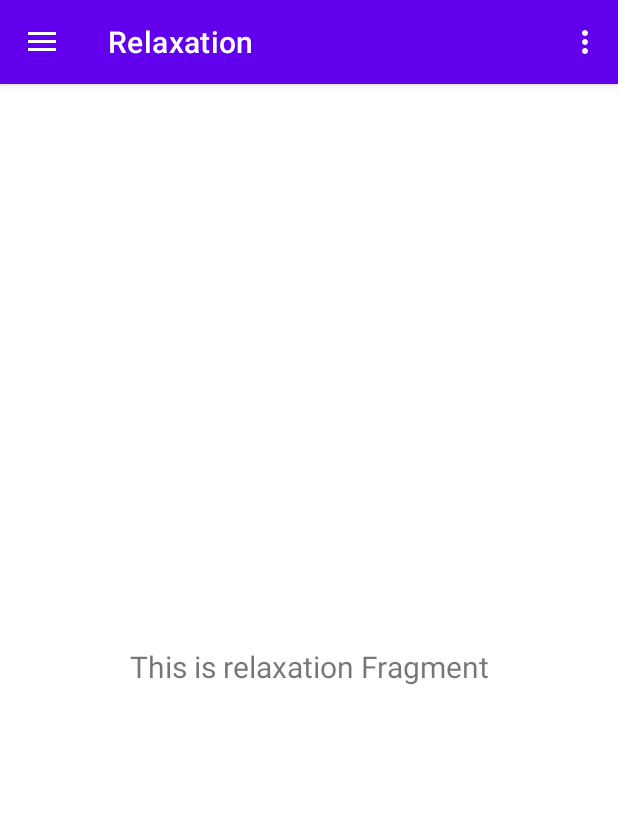
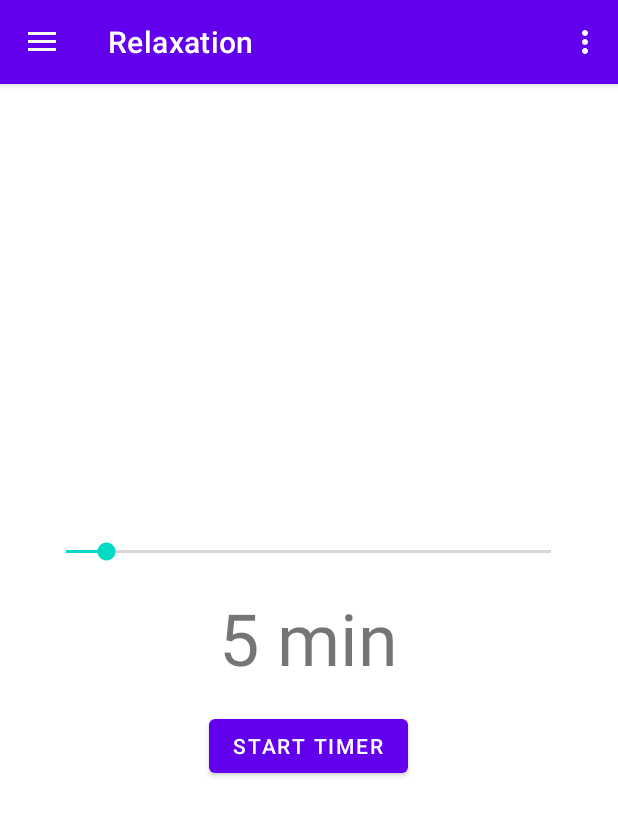
Before and after one commit to alexpergar/calmflightcompanion, an Android app: the screen it shows after launch (MainActivity), in the side drawer, after a tap on "Relaxation", on a phone screen of 412 x 824 dp. Shown: the top 816 px of the screen. Run offline under Robolectric (Android 15) with nearby library versions, the phone set to English and light mode, and no system bars; our stand-ins replace navigation-ui.

Commit message:
timer in relaxation implemented

```diff
--- a/app/src/main/java/com/example/calmflightcompanion/ui/relaxation/RelaxationFragment.kt
+++ b/app/src/main/java/com/example/calmflightcompanion/ui/relaxation/RelaxationFragment.kt
@@ -1,42 +1,118 @@
-package com.example.calmflightcompanion.ui.relaxation
+package com.example.calmflightcompanion.relaxation
 
+import android.media.MediaPlayer
 import android.os.Bundle
+import android.os.CountDownTimer
 import android.view.LayoutInflater
 import android.view.View
 import android.view.ViewGroup
-import android.widget.TextView
+import android.widget.SeekBar
+import android.widget.Toast
 import androidx.fragment.app.Fragment
-import androidx.lifecycle.ViewModelProvider
+import com.example.calmflightcompanion.R
 import com.example.calmflightcompanion.databinding.FragmentRelaxationBinding
 
 class RelaxationFragment : Fragment() {
 
     private var _binding: FragmentRelaxationBinding? = null
-
-    // This property is only valid between onCreateView and
-    // onDestroyView.
     private val binding get() = _binding!!
+    private var timer: CountDownTimer? = null
+    private lateinit var startSound: MediaPlayer
+    private lateinit var endSound: MediaPlayer
+    private var isTimerRunning = false
 
     override fun onCreateView(
-        inflater: LayoutInflater,
-        container: ViewGroup?,
-        savedInstanceState: Bundle?
+        inflater: LayoutInflater, container: ViewGroup?, savedInstanceState: Bundle?
     ): View {
-        val relaxationViewModel =
-            ViewModelProvider(this).get(RelaxationViewModel::class.java)
+        _binding = FragmentRelaxationBinding.inflate(inflater, container, false)
+        startSound = MediaPlayer.create(context, R.raw.gong_sound)
+        endSound = MediaPlayer.create(context, R.raw.gong_sound)
 
-        _binding = FragmentRelaxationBinding.inflate(inflater, container, false)
-        val root: View = binding.root
+        // Set default time to 5 minutes (SeekBar max should be in minutes)
+        binding.seekBarTime.max = 60 // Example max 60 minutes
+        binding.seekBarTime.progress = 5 // Default 5 minutes
 
-        val textView: TextView = binding.textRelaxation
-        relaxationViewModel.text.observe(viewLifecycleOwner) {
-            textView.text = it
+        // Set initial button text
+        binding.buttonStartStopTimer.text = "Start Timer"
+
+        binding.seekBarTime.setOnSeekBarChangeListener(object : SeekBar.OnSeekBarChangeListener {
+            override fun onProgressChanged(seekBar: SeekBar?, progress: Int, fromUser: Boolean) {
+                // Optionally update the text view when the progress changes
+                binding.textViewTimer.text = progress.toString()
+            }
+
+            override fun onStartTrackingTouch(seekBar: SeekBar?) {}
+            override fun onStopTrackingTouch(seekBar: SeekBar?) {}
+        })
+
+        binding.buttonStartStopTimer.setOnClickListener {
+            if (isTimerRunning) {
+                stopTimer()
+            } else {
+                startTimer()
+            }
         }
-        return root
+
+        return binding.root
+    }
+
+    private fun startTimer() {
+        val timeInMillis = binding.seekBarTime.progress * 60000L // Convert minutes to milliseconds
+        if (timeInMillis > 0) {
+            startSound.start()
+            isTimerRunning = true
+
+            // Disable the SeekBar while the timer is running
+            binding.seekBarTime.isEnabled = false
+            binding.buttonStartStopTimer.text = "Stop Timer"
+
+            timer = object : CountDownTimer(timeInMillis, 1000) {
+                override fun onTick(millisUntilFinished: Long) {
+                    // Convert milliseconds to minutes and seconds
+                    val minutes = (millisUntilFinished / 1000) / 60
+                    val seconds = (millisUntilFinished / 1000) % 60
+
+                    // Format the time as MM:SS and append "minutes"
+                    val timeFormatted = String.format("%02d:%02d", minutes, seconds)
+                    binding.textViewTimer.text = timeFormatted
+                }
+
+                override fun onFinish() {
+                    endSound.start()
+                    binding.textViewTimer.text = "00:00 min"
+                    isTimerRunning = false
+
+                    // Re-enable the SeekBar once the timer finishes
+                    binding.seekBarTime.isEnabled = true
+                    binding.buttonStartStopTimer.text = "Start Timer"
+
+                    // Set the TextView to the initial time selected in the SeekBar (in minutes)
+                    val initialTime = binding.seekBarTime.progress
+                    binding.textViewTimer.text = String.format("%02d:00 minutes", initialTime)
+                }
+            }.start()
+        } else {
+            Toast.makeText(context, "Please set a valid time", Toast.LENGTH_SHORT).show()
+        }
+    }
+
+    private fun stopTimer() {
+        timer?.cancel()
+        isTimerRunning = false
+
+        // Re-enable the SeekBar once the timer is stopped
+        binding.seekBarTime.isEnabled = true
+        binding.buttonStartStopTimer.text = "Start Timer"
+
+        // Set the TextView to the initial time selected in the SeekBar (in minutes)
+        val initialTime = binding.seekBarTime.progress
+        binding.textViewTimer.text = String.format("%02d:00 minutes", initialTime)
     }
 
     override fun onDestroyView() {
         super.onDestroyView()
         _binding = null
+        startSound.release()
+        endSound.release()
     }
 }
--- a/app/src/main/res/layout/fragment_relaxation.xml
+++ b/app/src/main/res/layout/fragment_relaxation.xml
@@ -1,22 +1,34 @@
 <?xml version="1.0" encoding="utf-8"?>
-<androidx.constraintlayout.widget.ConstraintLayout xmlns:android="http://schemas.android.com/apk/res/android"
-xmlns:app="http://schemas.android.com/apk/res-auto"
-xmlns:tools="http://schemas.android.com/tools"
-android:layout_width="match_parent"
-android:layout_height="match_parent"
-tools:context=".ui.relaxation.RelaxationFragment">
+<LinearLayout xmlns:android="http://schemas.android.com/apk/res/android"
+    android:layout_width="match_parent"
+    android:layout_height="match_parent"
+    android:orientation="vertical"
+    android:gravity="center"
+    android:padding="16dp">
 
-<TextView
-    android:id="@+id/text_relaxation"
-    android:layout_width="match_parent"
-    android:layout_height="wrap_content"
-    android:layout_marginStart="8dp"
-    android:layout_marginTop="8dp"
-    android:layout_marginEnd="8dp"
-    android:textAlignment="center"
-    android:textSize="20sp"
-    app:layout_constraintBottom_toBottomOf="parent"
-    app:layout_constraintEnd_toEndOf="parent"
-    app:layout_constraintStart_toStartOf="parent"
-    app:layout_constraintTop_toTopOf="parent" />
-</androidx.constraintlayout.widget.ConstraintLayout>
+    <!-- SeekBar to select time in minutes -->
+    <SeekBar
+        android:id="@+id/seekBarTime"
+        android:layout_width="355dp"
+        android:layout_height="wrap_content"
+        android:layout_gravity="center"
+        android:max="60"
+        android:progress="5" />
+
+    <!-- Text view to display the remaining time -->
+    <TextView
+        android:id="@+id/textViewTimer"
+        android:layout_width="wrap_content"
+        android:layout_height="wrap_content"
+        android:text="5 min"
+        android:textSize="48sp"
+        android:layout_marginTop="16dp" />
+
+    <!-- Button that toggles between Start/Stop -->
+    <Button
+        android:id="@+id/buttonStartStopTimer"
+        android:layout_width="wrap_content"
+        android:layout_height="wrap_content"
+        android:text="Start Timer"
+        android:layout_marginTop="16dp" />
+</LinearLayout>
--- a/app/src/main/res/navigation/mobile_navigation.xml
+++ b/app/src/main/res/navigation/mobile_navigation.xml
@@ -25,7 +25,7 @@
 
     <fragment
         android:id="@+id/nav_relaxation"
-        android:name="com.example.calmflightcompanion.ui.relaxation.RelaxationFragment"
+        android:name="com.example.calmflightcompanion.relaxation.RelaxationFragment"
         android:label="Relaxation"
         tools:layout="@layout/fragment_relaxation" />
 
```
Also changed, not shown: 1 other file.
